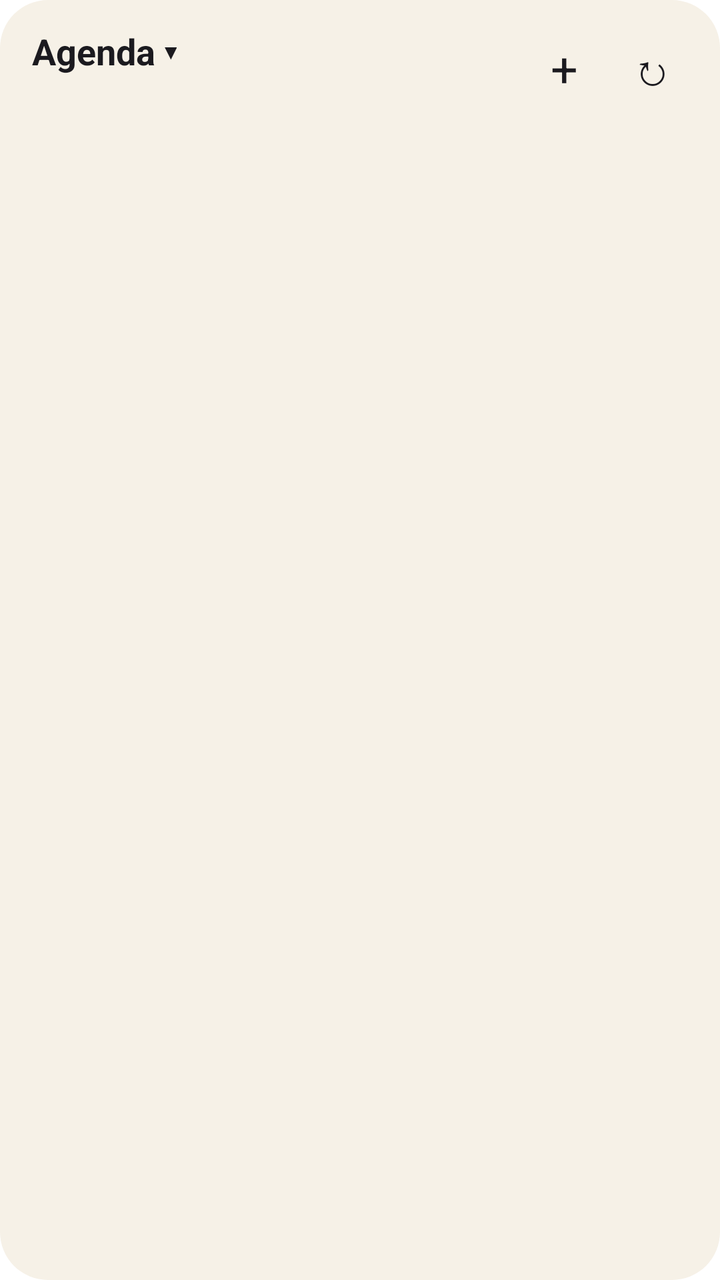
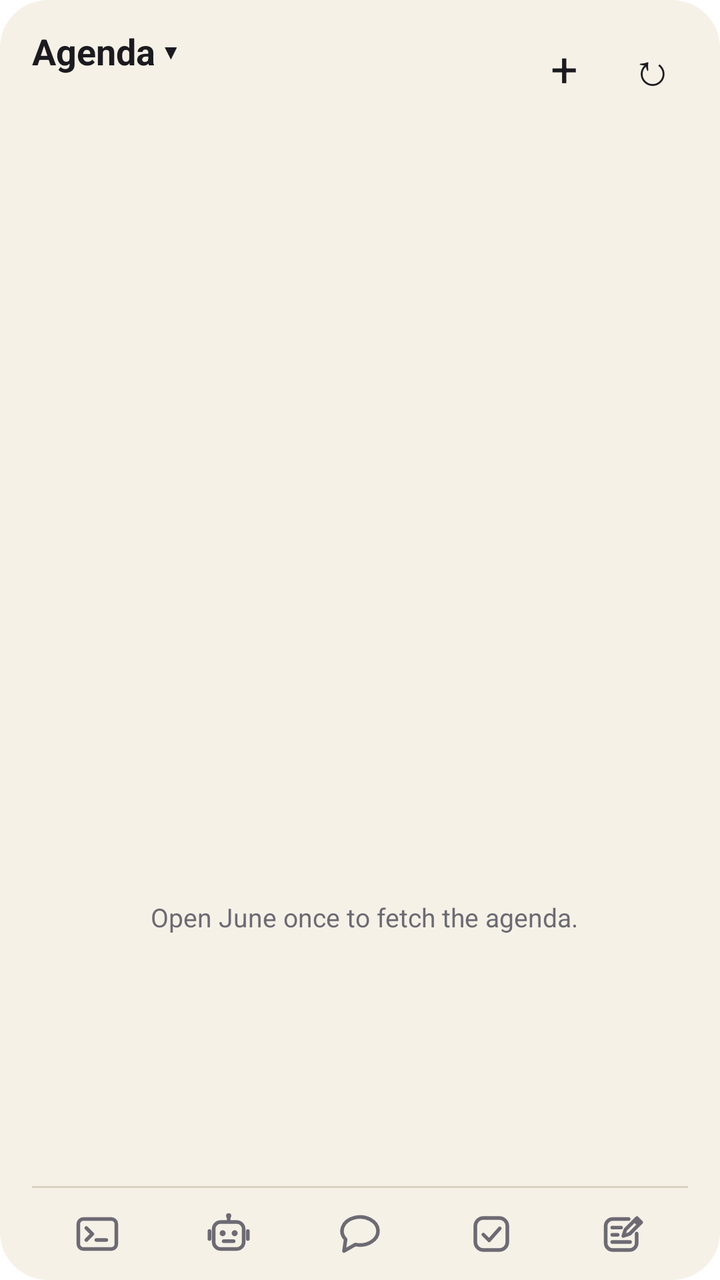

Compare the two renders of this Android layout. The source of the first and the diff that turns it into the second are given below.
<!-- AndroidManifest.xml: fallback theme Theme.MaterialComponents.DayNight.NoActionBar -->
<!-- res/layout/agenda_widget.xml -->
<?xml version="1.0" encoding="utf-8"?>
<LinearLayout xmlns:android="http://schemas.android.com/apk/res/android"
    android:id="@+id/agenda_root"
    android:layout_width="match_parent"
    android:layout_height="match_parent"
    android:background="@drawable/agenda_widget_bg"
    android:orientation="vertical"
    android:paddingStart="16dp"
    android:paddingTop="12dp"
    android:paddingEnd="12dp">

    <LinearLayout
        android:id="@+id/agenda_header"
        android:layout_width="match_parent"
        android:layout_height="wrap_content"
        android:gravity="center_vertical"
        android:orientation="horizontal">

        <LinearLayout
            android:id="@+id/agenda_choose"
            android:layout_width="0dp"
            android:layout_height="wrap_content"
            android:layout_weight="1"
            android:orientation="vertical">

            <TextView
                android:id="@+id/agenda_view_name"
                android:layout_width="wrap_content"
                android:layout_height="wrap_content"
                android:text="Agenda ▾"
                android:textColor="@color/agenda_ink"
                android:textSize="18sp"
                android:textStyle="bold" />

            <TextView
                android:id="@+id/agenda_summary"
                android:layout_width="wrap_content"
                android:layout_height="wrap_content"
                android:textColor="@color/agenda_muted"
                android:textSize="12sp" />
        </LinearLayout>

        <TextView
            android:id="@+id/agenda_add"
            android:layout_width="44dp"
            android:layout_height="44dp"
            android:contentDescription="Add a TODO"
            android:gravity="center"
            android:text="+"
            android:textColor="@color/agenda_ink"
            android:textSize="24sp" />

        <TextView
            android:id="@+id/agenda_refresh"
            android:layout_width="44dp"
            android:layout_height="44dp"
            android:contentDescription="Refresh"
            android:gravity="center"
            android:text="↻"
            android:textColor="@color/agenda_ink"
            android:textSize="22sp" />
    </LinearLayout>

    <ListView
        android:id="@+id/agenda_list"
        android:layout_width="match_parent"
        android:layout_height="match_parent"
        android:divider="@null"
        android:paddingBottom="8dp" />

    <TextView
        android:id="@+id/agenda_empty"
        android:layout_width="match_parent"
        android:layout_height="match_parent"
        android:gravity="center"
        android:text="Open June once to fetch the agenda."
        android:textColor="@color/agenda_muted"
        android:textSize="13sp" />
</LinearLayout>
<!-- resources referenced by this layout -->
<resources>
  <color name="agenda_ink">#1B1A1F</color>
  <color name="agenda_muted">#6D6A73</color>
  <color name="agenda_paper">#F6F1E7</color>
  <!-- unchanged entries left out for length: 1 -->
</resources>

<!-- the commit's change to res/layout/agenda_widget.xml (unified diff, before → after) -->
@@ -64,16 +64,84 @@
     <ListView
         android:id="@+id/agenda_list"
         android:layout_width="match_parent"
-        android:layout_height="match_parent"
+        android:layout_height="0dp"
+        android:layout_weight="1"
         android:divider="@null"
-        android:paddingBottom="8dp" />
+        android:paddingBottom="4dp" />
 
     <TextView
         android:id="@+id/agenda_empty"
         android:layout_width="match_parent"
-        android:layout_height="match_parent"
+        android:layout_height="0dp"
+        android:layout_weight="1"
         android:gravity="center"
         android:text="Open June once to fetch the agenda."
         android:textColor="@color/agenda_muted"
         android:textSize="13sp" />
+
+    <ImageView
+        android:layout_width="match_parent"
+        android:layout_height="1dp"
+        android:layout_marginEnd="4dp"
+        android:background="@color/agenda_rule"
+        android:contentDescription="@null" />
+
+    <LinearLayout
+        android:id="@+id/agenda_tabs"
+        android:layout_width="match_parent"
+        android:layout_height="46dp"
+        android:gravity="center_vertical"
+        android:orientation="horizontal"
+        android:paddingEnd="4dp">
+
+        <ImageView
+            android:id="@+id/agenda_tab_terminal"
+            android:layout_width="0dp"
+            android:layout_height="match_parent"
+            android:layout_weight="1"
+            android:contentDescription="Terminal"
+            android:padding="11dp"
+            android:scaleType="centerInside"
+            android:src="@drawable/ic_tab_terminal" />
+
+        <ImageView
+            android:id="@+id/agenda_tab_agents"
+            android:layout_width="0dp"
+            android:layout_height="match_parent"
+            android:layout_weight="1"
+            android:contentDescription="Agents"
+            android:padding="11dp"
+            android:scaleType="centerInside"
+            android:src="@drawable/ic_tab_agents" />
+
+        <ImageView
+            android:id="@+id/agenda_tab_chat"
+            android:layout_width="0dp"
+            android:layout_height="match_parent"
+            android:layout_weight="1"
+            android:contentDescription="Chat"
+            android:padding="11dp"
+            android:scaleType="centerInside"
+            android:src="@drawable/ic_tab_chat" />
+
+        <ImageView
+            android:id="@+id/agenda_tab_projects"
+            android:layout_width="0dp"
+            android:layout_height="match_parent"
+            android:layout_weight="1"
+            android:contentDescription="Projects"
+            android:padding="11dp"
+            android:scaleType="centerInside"
+            android:src="@drawable/ic_tab_projects" />
+
+        <ImageView
+            android:id="@+id/agenda_tab_editor"
+            android:layout_width="0dp"
+            android:layout_height="match_parent"
+            android:layout_weight="1"
+            android:contentDescription="Editor"
+            android:padding="11dp"
+            android:scaleType="centerInside"
+            android:src="@drawable/ic_tab_editor" />
+    </LinearLayout>
 </LinearLayout>
<!-- resource entries referenced after the edit -->
@@ -2,6 +2,86 @@
 <resources>
   <color name="agenda_ink">#1B1A1F</color>
   <color name="agenda_muted">#6D6A73</color>
+  <color name="agenda_rule">#D9D2C3</color>
+  <!-- drawable ic_tab_agents (drawable) -->
+  <?xml version="1.0" encoding="utf-8"?>
+  <vector xmlns:android="http://schemas.android.com/apk/res/android"
+      android:width="24dp"
+      android:height="24dp"
+      android:viewportWidth="24"
+      android:viewportHeight="24">
+      <path
+          android:pathData="M12,6 L12,4 M2.4,10.5 L2.4,14.5 M21.6,10.5 L21.6,14.5 M8,6 H16 A3.5,3.5 0 0,1 19.5,9.5 V16 A3.5,3.5 0 0,1 16,19.5 H8 A3.5,3.5 0 0,1 4.5,16 V9.5 A3.5,3.5 0 0,1 8,6 Z M9.5,15.6 L14.5,15.6"
+          android:strokeWidth="1.8"
+          android:strokeColor="@color/agenda_muted"
+          android:strokeLineCap="round"
+          android:strokeLineJoin="round" />
+      <path
+          android:fillColor="@color/agenda_muted"
+          android:pathData="M12,1.6 A1.3,1.3 0 1,1 12,4.2 A1.3,1.3 0 1,1 12,1.6 Z M9,10.1 A1.5,1.5 0 1,1 9,13.1 A1.5,1.5 0 1,1 9,10.1 Z M15,10.1 A1.5,1.5 0 1,1 15,13.1 A1.5,1.5 0 1,1 15,10.1 Z" />
+  </vector>
+  <!-- drawable ic_tab_chat (drawable) -->
+  <?xml version="1.0" encoding="utf-8"?>
+  <vector xmlns:android="http://schemas.android.com/apk/res/android"
+      android:width="24dp"
+      android:height="24dp"
+      android:viewportWidth="24"
+      android:viewportHeight="24">
+      <path
+          android:pathData="M4.81,14.71 A9,7 0 1,1 9.67,17.26 L4,20.5 Z"
+          android:strokeWidth="1.8"
+          android:strokeColor="@color/agenda_muted"
+          android:strokeLineCap="round"
+          android:strokeLineJoin="round" />
+  </vector>
+  <!-- drawable ic_tab_editor (drawable) -->
+  <?xml version="1.0" encoding="utf-8"?>
+  <vector xmlns:android="http://schemas.android.com/apk/res/android"
+      android:width="24dp"
+      android:height="24dp"
+      android:viewportWidth="24"
+      android:viewportHeight="24">
+      <path
+          android:pathData="M15,4.5 H7 A3.5,3.5 0 0,0 3.5,8 V16.5 A3.5,3.5 0 0,0 7,20 H15.5 A3.5,3.5 0 0,0 19,16.5 V11.8 M6.8,8.8 L11.2,8.8 M6.8,12.4 L9.5,12.4 M6.8,16 L15.7,16 M19.14,4.04 L21.26,6.16 L15.46,11.96 L12.3,13 L13.34,9.84 Z M17.94,5.24 L20.06,7.36"
+          android:strokeWidth="1.8"
+          android:strokeColor="@color/agenda_muted"
+          android:strokeLineCap="round"
+          android:strokeLineJoin="round" />
+  </vector>
+  <!-- drawable ic_tab_projects (drawable) -->
+  <?xml version="1.0" encoding="utf-8"?>
+  <vector xmlns:android="http://schemas.android.com/apk/res/android"
+      android:width="24dp"
+      android:height="24dp"
+      android:viewportWidth="24"
+      android:viewportHeight="24">
+      <path
+          android:pathData="M8,4 H16 A4,4 0 0,1 20,8 V16 A4,4 0 0,1 16,20 H8 A4,4 0 0,1 4,16 V8 A4,4 0 0,1 8,4 Z M8,12.3 L10.9,15.2 L16.2,9.2"
+          android:strokeWidth="1.8"
+          android:strokeColor="@color/agenda_muted"
+          android:strokeLineCap="round"
+          android:strokeLineJoin="round" />
+  </vector>
+  <!-- drawable ic_tab_terminal (drawable) -->
+  <?xml version="1.0" encoding="utf-8"?>
+  <vector xmlns:android="http://schemas.android.com/apk/res/android"
+      android:width="24dp"
+      android:height="24dp"
+      android:viewportWidth="24"
+      android:viewportHeight="24">
+      <path
+          android:pathData="M5,4.5 H19 A2.5,2.5 0 0,1 21.5,7 V17 A2.5,2.5 0 0,1 19,19.5 H5 A2.5,2.5 0 0,1 2.5,17 V7 A2.5,2.5 0 0,1 5,4.5 Z"
+          android:strokeWidth="1.8"
+          android:strokeColor="@color/agenda_muted"
+          android:strokeLineCap="round"
+          android:strokeLineJoin="round" />
+      <path
+          android:pathData="M6.5,9 L9.5,12 L6.5,15 M11.5,15 L16.5,15"
+          android:strokeWidth="1.8"
+          android:strokeColor="@color/agenda_muted"
+          android:strokeLineCap="round"
+          android:strokeLineJoin="round" />
+  </vector>
   <color name="agenda_paper">#F6F1E7</color>
   <!-- unchanged entries left out for length: 1 -->
 </resources>
